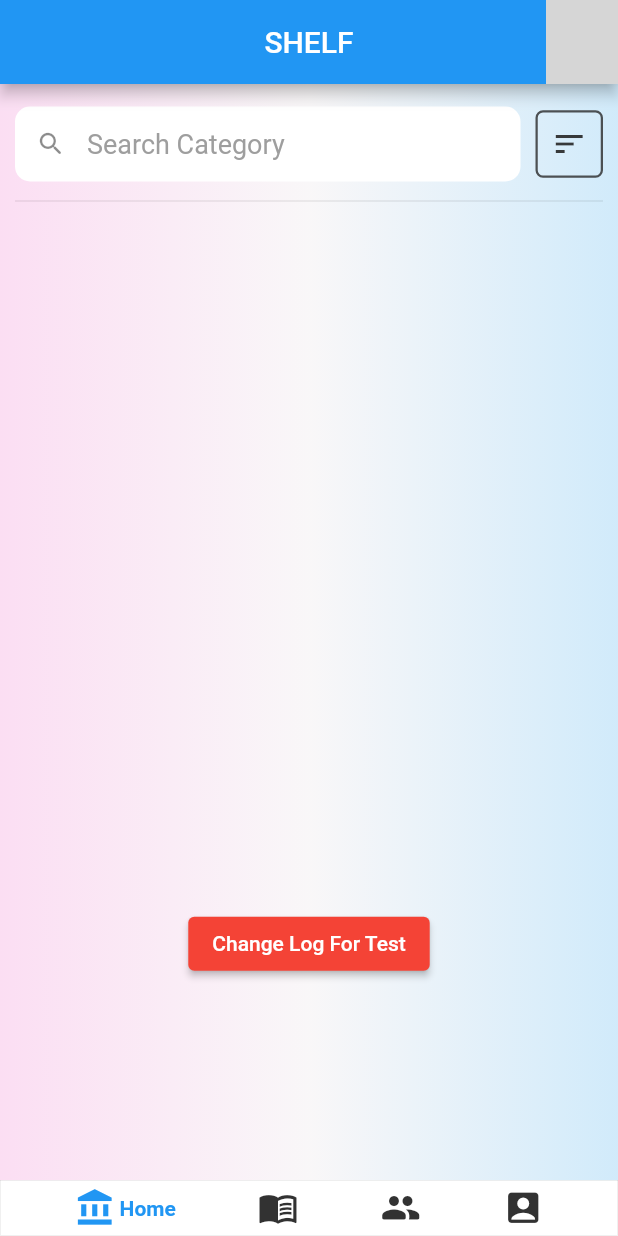
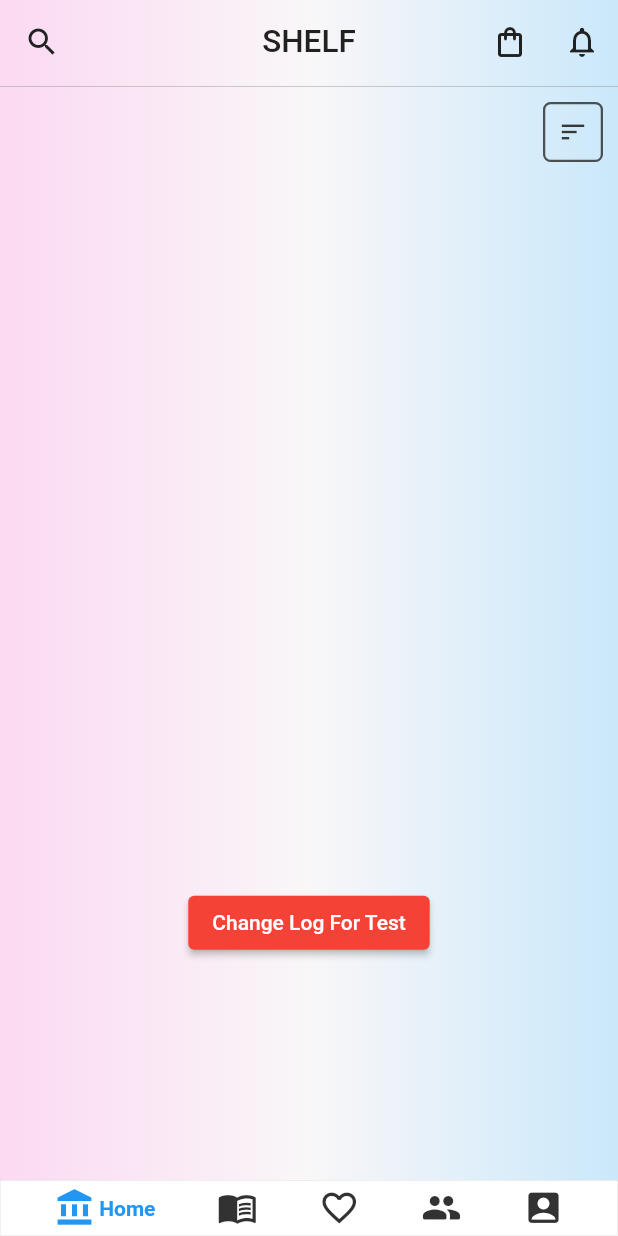
Before and after one commit to GTU-Ghostbusters/shelf_mobil_frontend, a Flutter app: the screen it shows after launch, on a phone screen of 412 x 824 dp. Run offline on Flutter 3.47's test engine with Material 2 defaults, Android fonts, the phone set to English and light mode, and no system bars; drawn by our look-alikes of google_nav_bar, scroll_snap_list; our stand-ins replace email_validator, image_picker, toggle_switch; missing offline and left inert: wc_form_validators; network calls fail; grey boxes are pictures that could not be loaded.

Commit message:
Improved design and functionality of home page
Default appbar and background is implemented. Search functionality is added. Favorites is added to bottom navigation bar.

```diff
--- a/lib/pages/home_page.dart
+++ b/lib/pages/home_page.dart
@@ -1,9 +1,13 @@
 import 'package:flutter/material.dart';
 import 'package:google_nav_bar/google_nav_bar.dart';
 import 'package:scroll_snap_list/scroll_snap_list.dart';
-import 'package:shelf_mobil_frontend/pages/cart.dart';
+import 'package:shelf_mobil_frontend/pages/cart_page.dart';
+import 'package:shelf_mobil_frontend/pages/favorites_page.dart';
+import 'package:shelf_mobil_frontend/pages/search_page.dart';
 import 'package:shelf_mobil_frontend/pages/share_book_page.dart';
 import 'package:shelf_mobil_frontend/enums.dart';
+import 'package:shelf_mobil_frontend/screens/app_bar.dart';
+import 'package:shelf_mobil_frontend/screens/background.dart';
 
 import '../services/api_service.dart';
 import '../models/category.dart';
@@ -24,14 +28,14 @@ class HomePage extends StatefulWidget {
 }
 
 class _HomePageState extends State<HomePage> {
-  static List<Category> _categoryList = [];
-
   static int _currentPageIndex = 0;
 
+  static List<Category> _categoryList = [];
   CategorySort _categorySort = CategorySort.numberOfBooks;
 
   final List<Widget> pages = [
     const GetBookPage(),
+    const FavoritesPage(),
     const ShareBookPage(),
     const AccountPage()
   ];
@@ -61,13 +65,6 @@ class _HomePageState extends State<HomePage> {
   Widget build(BuildContext context) {
     return Scaffold(
       resizeToAvoidBottomInset: false,
-      appBar: _currentPageIndex == 0
-          ? AppBar(
-              title: const Text("SHELF"),
-              centerTitle: true,
-              actions: const [CartButton()],
-            )
-          : null,
       bottomNavigationBar: Container(
         decoration: BoxDecoration(
           color: Colors.white,
@@ -98,6 +95,10 @@ class _HomePageState extends State<HomePage> {
               text: "Get Book",
             ),
             GButton(
+              icon: Icons.favorite_border_outlined,
+              text: "Favorites",
+            ),
+            GButton(
               icon: Icons.people_rounded,
               text: "Share Book",
             ),
@@ -119,53 +120,52 @@ class _HomePageState extends State<HomePage> {
   }
 
   Widget homePage() {
-    return Container(
-      padding: const EdgeInsets.all(10),
-      decoration: const BoxDecoration(
-        gradient: LinearGradient(
-          tileMode: TileMode.mirror,
-          colors: [
-            Color.fromARGB(60, 255, 131, 220),
-            Color.fromARGB(60, 246, 238, 243),
-            Color.fromARGB(60, 76, 185, 252),
+    return Scaffold(
+      resizeToAvoidBottomInset: false,
+      appBar: AppBarDesign().createAppBar(
+        "SHELF",
+        IconButton(
+          onPressed: () async {
+            final Category? result = await showSearch<Category>(
+              context: context,
+              delegate: CategorySearchDelegate(categoryList: _categoryList),
+            );
+            if (_categoryList.contains(result)) {
+              _currentPageIndex = 1;
+              GetBookPage.setCategory(result!);
+              setState(() {});
+            }
+          },
+          icon: Icon(
+            Icons.search_outlined,
+            color: Colors.grey.shade900,
+          ),
+        ),
+        [
+          const CartButton(),
+          IconButton(
+            onPressed: () {},
+            icon: Icon(Icons.notifications_none_outlined,
+                color: Colors.grey.shade900),
+          )
         ],
       ),
-      ),
-      child: Column(children: [
-        const SizedBox(height: 5),
-        Row(children: [
-          Flexible(
-            flex: 1,
-            child: SizedBox(
-              height: 50,
-              child: TextField(
-                textAlignVertical: TextAlignVertical.bottom,
-                cursorColor: Colors.grey,
-                decoration: InputDecoration(
-                  fillColor: Colors.white,
-                  filled: true,
-                  border: OutlineInputBorder(
-                      borderRadius: BorderRadius.circular(10),
-                      borderSide: BorderSide.none),
-                  hintText: 'Search Category',
-                  hintStyle: const TextStyle(color: Colors.grey, fontSize: 18),
-                  prefixIcon: Container(
-                    width: 18,
-                    padding: const EdgeInsets.all(5),
-                    child: const Icon(size: 20, Icons.search_rounded),
-                  ),
-                ),
-              ),
-            ),
-          ),
-          const SizedBox(width: 10),
+      body: Container(
+        padding: const EdgeInsets.all(10),
+        decoration: Background().getBackground(),
+        child: Column(
+          children: [
+            Row(
+              mainAxisAlignment: MainAxisAlignment.end,
+              children: [
                 Container(
-            height: 45,
-            width: 45,
+                  height: 40,
+                  width: 40,
                   decoration: BoxDecoration(
                     borderRadius: BorderRadius.circular(5),
                     border: Border.all(
-                  width: 1.5, color: const Color.fromARGB(200, 37, 37, 37)),
+                        width: 1.5,
+                        color: const Color.fromARGB(200, 37, 37, 37)),
                   ),
                   child: IconButton(
                       color: const Color.fromARGB(230, 37, 37, 37),
@@ -181,13 +181,12 @@ class _HomePageState extends State<HomePage> {
                         });
                       },
                       icon: _categorySort == CategorySort.numberOfBooks
-                    ? const Icon(Icons.sort)
-                    : const Icon(Icons.sort_by_alpha)),
+                          ? const Icon(Icons.sort, size: 20)
+                          : const Icon(Icons.sort_by_alpha, size: 20)),
                 )
-        ]),
-        const SizedBox(height: 5),
-        const Divider(),
-        const SizedBox(height: 10),
+              ],
+            ),
+            const SizedBox(height: 30),
             SizedBox(
               height: MediaQuery.of(context).size.height * 0.55,
               child: ScrollSnapList(
@@ -217,7 +216,9 @@ class _HomePageState extends State<HomePage> {
                 "Change Log For Test",
               ),
             ),
-      ]),
+          ],
+        ),
+      ),
     );
   }
 
```
Lines whose indentation alone changed are shown as unchanged.
